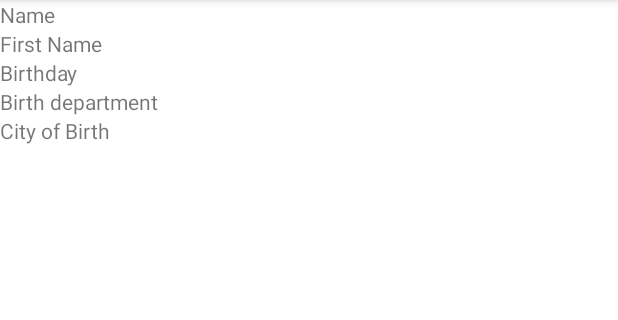
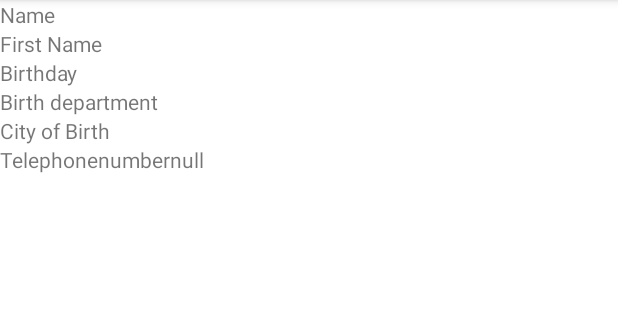
Before and after one commit to functionNormally/Hello_World, an Android app: the DisplayActivity screen opened directly, with no data from a screen before it, on a phone screen of 412 x 824 dp, the part 84-404 px from its top. Run offline under Robolectric (Android 15) with nearby library versions, the phone set to English and light mode, and no system bars; 8 statements that could not run were skipped.

Commit message:
add String

```diff
--- a/app/src/main/java/com/example/helloworld/DisplayActivity.java
+++ b/app/src/main/java/com/example/helloworld/DisplayActivity.java
@@ -47,7 +47,7 @@ public class DisplayActivity extends AppCompatActivity {
             NumberLayout.setLayoutParams(new LinearLayout.LayoutParams(LinearLayout.LayoutParams.MATCH_PARENT, LinearLayout.LayoutParams.WRAP_CONTENT));
             NumberLayout.setOrientation(LinearLayout.VERTICAL);
             TextView shownumber = new TextView(this);
-            shownumber.setText(number);
+            shownumber.setText("Telephonenumber"+number);
             NumberLayout.addView(shownumber);
             layout.addView(NumberLayout);
         }
```
